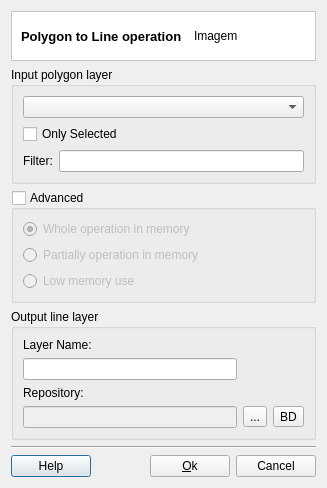
claudiobogossian/terralib5, file src/terralib/vp/qt/ui/PolygonToLineDialogForm.ui: the form before one commit.
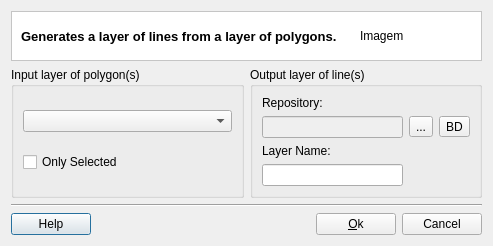
The form after the commit. Custom widgets are drawn as their Qt base class.

Diff of the .ui file:
```diff
--- a/src/terralib/vp/qt/ui/PolygonToLineDialogForm.ui
+++ b/src/terralib/vp/qt/ui/PolygonToLineDialogForm.ui
@@ -6,8 +6,8 @@
    <rect>
     <x>0</x>
     <y>0</y>
-    <width>327</width>
-    <height>447</height>
+    <width>493</width>
+    <height>235</height>
    </rect>
   </property>
   <property name="windowTitle">
@@ -15,7 +15,7 @@
   </property>
   <layout class="QGridLayout" name="gridLayout_8">
    <item row="0" column="0">
-    <layout class="QGridLayout" name="gridLayout_7">
+    <layout class="QGridLayout" name="gridLayout_6">
      <item row="0" column="0">
       <widget class="QFrame" name="frame_2">
        <property name="styleSheet">
@@ -47,7 +47,7 @@
            </font>
           </property>
           <property name="text">
-           <string>Polygon to Line operation</string>
+           <string>Generates a layer of lines from a layer of polygons.</string>
           </property>
          </widget>
         </item>
@@ -74,98 +74,8 @@
       </widget>
      </item>
      <item row="1" column="0">
-      <layout class="QGridLayout" name="gridLayout_6">
-       <item row="0" column="0">
-        <widget class="QGroupBox" name="groupBox">
-         <property name="title">
-          <string>Input polygon layer</string>
-         </property>
-         <layout class="QGridLayout" name="gridLayout_5">
-          <item row="0" column="0">
-           <widget class="QComboBox" name="m_layersComboBox"/>
-          </item>
-          <item row="1" column="0">
-           <widget class="QCheckBox" name="m_onlySelectedCheckBox">
-            <property name="text">
-             <string>Only Selected</string>
-            </property>
-           </widget>
-          </item>
-          <item row="2" column="0">
-           <layout class="QGridLayout" name="gridLayout_4">
-            <item row="0" column="0">
-             <widget class="QLabel" name="label_6">
-              <property name="text">
-               <string>Filter:</string>
-              </property>
-             </widget>
-            </item>
-            <item row="0" column="1">
-             <widget class="QLineEdit" name="m_filterLineEdit"/>
-            </item>
-           </layout>
-          </item>
-         </layout>
-        </widget>
-       </item>
-       <item row="1" column="0">
-        <widget class="QGroupBox" name="m_advancedOptionsGroupBox">
-         <property name="sizePolicy">
-          <sizepolicy hsizetype="MinimumExpanding" vsizetype="Preferred">
-           <horstretch>0</horstretch>
-           <verstretch>0</verstretch>
-          </sizepolicy>
-         </property>
-         <property name="title">
-          <string>Advanced</string>
-         </property>
-         <property name="flat">
-          <bool>false</bool>
-         </property>
-         <property name="checkable">
-          <bool>true</bool>
-         </property>
-         <property name="checked">
-          <bool>false</bool>
-         </property>
-         <layout class="QVBoxLayout" name="verticalLayout">
-          <item>
-           <widget class="QRadioButton" name="m_wholeMemRadioButton">
-            <property name="toolTip">
-             <string>operation with all layers in memory</string>
-            </property>
-            <property name="text">
-             <string>Whole operation in memory</string>
-            </property>
-            <property name="checked">
-             <bool>true</bool>
-            </property>
-           </widget>
-          </item>
-          <item>
-           <widget class="QRadioButton" name="m_partiallyMemRadioButton">
-            <property name="toolTip">
-             <string>operation with only one layer in memory</string>
-            </property>
-            <property name="text">
-             <string>Partially operation in memory</string>
-            </property>
-           </widget>
-          </item>
-          <item>
-           <widget class="QRadioButton" name="m_lowMemRadioButton">
-            <property name="toolTip">
-             <string>operation without memory use</string>
-            </property>
-            <property name="text">
-             <string>Low memory use</string>
-            </property>
-           </widget>
-          </item>
-         </layout>
-        </widget>
-       </item>
-       <item row="2" column="0">
+      <layout class="QGridLayout" name="gridLayout_5">
+       <item row="0" column="1">
         <widget class="QGroupBox" name="m_outputGroupBox">
          <property name="sizePolicy">
           <sizepolicy hsizetype="Preferred" vsizetype="Preferred">
@@ -174,33 +84,24 @@
           </sizepolicy>
          </property>
          <property name="title">
-          <string>Output line layer</string>
+          <string>Output layer of line(s)</string>
          </property>
          <layout class="QGridLayout" name="gridLayout_3">
-          <item row="1" column="0">
-           <widget class="QLineEdit" name="m_newLayerNameLineEdit"/>
-          </item>
-          <item row="3" column="2">
-           <widget class="QToolButton" name="m_targetDatasourceToolButton">
-            <property name="minimumSize">
-             <size>
-              <width>0</width>
-              <height>0</height>
-             </size>
-            </property>
-            <property name="text">
-             <string>BD</string>
-            </property>
-           </widget>
-          </item>
-          <item row="2" column="0">
-           <widget class="QLabel" name="label_4">
+          <item row="0" column="0">
+           <widget class="QLabel" name="m_repositoryLabel">
             <property name="text">
              <string>Repository:</string>
             </property>
            </widget>
           </item>
-          <item row="3" column="1">
+          <item row="1" column="0">
+           <widget class="QLineEdit" name="m_repositoryLineEdit">
+            <property name="enabled">
+             <bool>false</bool>
+            </property>
+           </widget>
+          </item>
+          <item row="1" column="1">
            <widget class="QToolButton" name="m_targetFileToolButton">
             <property name="minimumSize">
              <size>
@@ -213,42 +114,84 @@
             </property>
            </widget>
           </item>
-          <item row="3" column="0">
-           <widget class="QLineEdit" name="m_repositoryLineEdit">
-            <property name="enabled">
-             <bool>false</bool>
+          <item row="1" column="2">
+           <widget class="QToolButton" name="m_targetDatasourceToolButton">
+            <property name="minimumSize">
+             <size>
+              <width>0</width>
+              <height>0</height>
+             </size>
+            </property>
+            <property name="text">
+             <string>BD</string>
             </property>
            </widget>
           </item>
-          <item row="0" column="0">
-           <widget class="QLabel" name="label_3">
+          <item row="2" column="0">
+           <widget class="QLabel" name="m_newLayerNameLabel">
             <property name="text">
              <string>Layer Name:</string>
             </property>
            </widget>
           </item>
+          <item row="3" column="0">
+           <widget class="QLineEdit" name="m_newLayerNameLineEdit">
+            <property name="readOnly">
+             <bool>false</bool>
+            </property>
+           </widget>
+          </item>
+         </layout>
+        </widget>
+       </item>
+       <item row="0" column="0">
+        <widget class="QGroupBox" name="m_inputGroupBox">
+         <property name="title">
+          <string>Input layer of polygon(s)</string>
+         </property>
+         <layout class="QGridLayout" name="gridLayout_7">
+          <item row="0" column="0">
+           <widget class="QComboBox" name="m_layersComboBox">
+            <property name="sizePolicy">
+             <sizepolicy hsizetype="MinimumExpanding" vsizetype="Fixed">
+              <horstretch>0</horstretch>
+              <verstretch>0</verstretch>
+             </sizepolicy>
+            </property>
+           </widget>
+          </item>
+          <item row="1" column="0">
+           <widget class="QCheckBox" name="m_onlySelectedCheckBox">
+            <property name="enabled">
+             <bool>true</bool>
+            </property>
+            <property name="text">
+             <string>Only Selected</string>
+            </property>
+           </widget>
+          </item>
          </layout>
         </widget>
        </item>
       </layout>
      </item>
      <item row="2" column="0">
-      <widget class="Line" name="line_2">
-       <property name="orientation">
-        <enum>Qt::Horizontal</enum>
-       </property>
-      </widget>
-     </item>
-     <item row="3" column="0">
       <layout class="QGridLayout" name="gridLayout_2">
-       <item row="0" column="0">
-        <widget class="QPushButton" name="m_helpPushButton">
+       <item row="0" column="0" colspan="4">
+        <widget class="Line" name="line_2">
+         <property name="orientation">
+          <enum>Qt::Horizontal</enum>
+         </property>
+        </widget>
+       </item>
+       <item row="1" column="0">
+        <widget class="te::qt::widgets::HelpPushButton" name="m_helpPushButton">
          <property name="text">
           <string>Help</string>
          </property>
         </widget>
        </item>
-       <item row="0" column="1">
+       <item row="1" column="1">
         <spacer name="horizontalSpacer">
          <property name="orientation">
           <enum>Qt::Horizontal</enum>
@@ -261,14 +204,14 @@
          </property>
         </spacer>
        </item>
-       <item row="0" column="2">
+       <item row="1" column="2">
         <widget class="QPushButton" name="m_okPushButton">
          <property name="text">
           <string>&amp;Ok</string>
          </property>
         </widget>
        </item>
-       <item row="0" column="3">
+       <item row="1" column="3">
         <widget class="QPushButton" name="m_cancelPushButton">
          <property name="text">
           <string>Cancel</string>
@@ -281,6 +224,13 @@
    </item>
   </layout>
  </widget>
+ <customwidgets>
+  <customwidget>
+   <class>te::qt::widgets::HelpPushButton</class>
+   <extends>QPushButton</extends>
+   <header>terralib/qt/widgets/help/HelpPushButton.h</header>
+  </customwidget>
+ </customwidgets>
  <resources/>
  <connections/>
 </ui>
```
